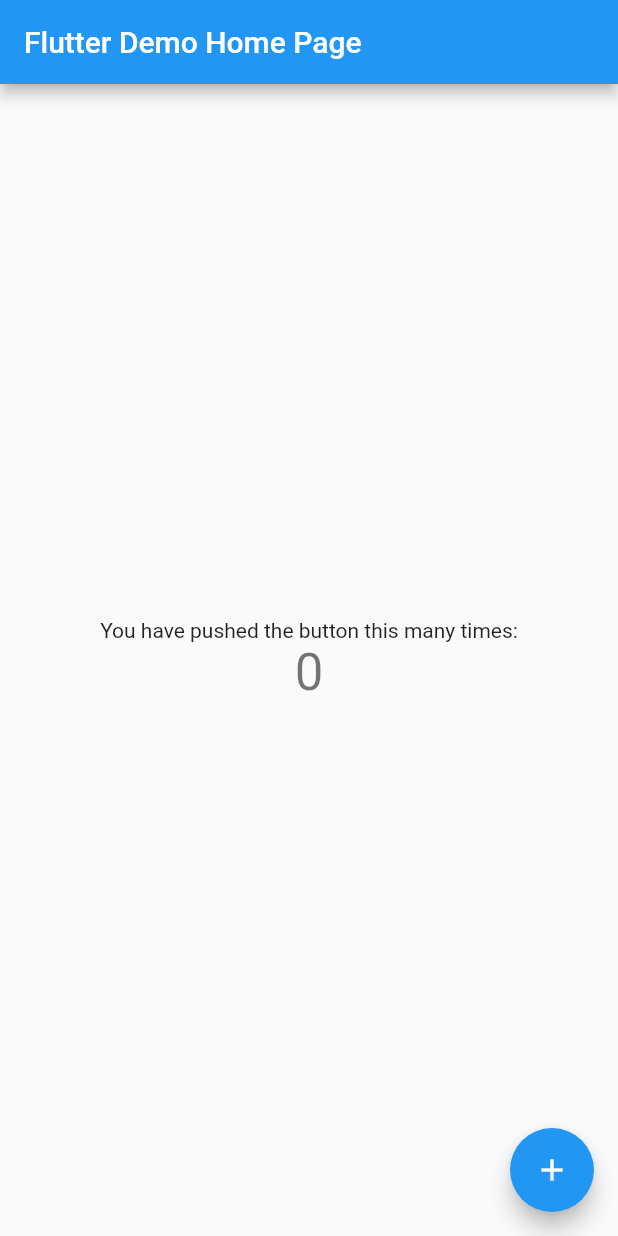
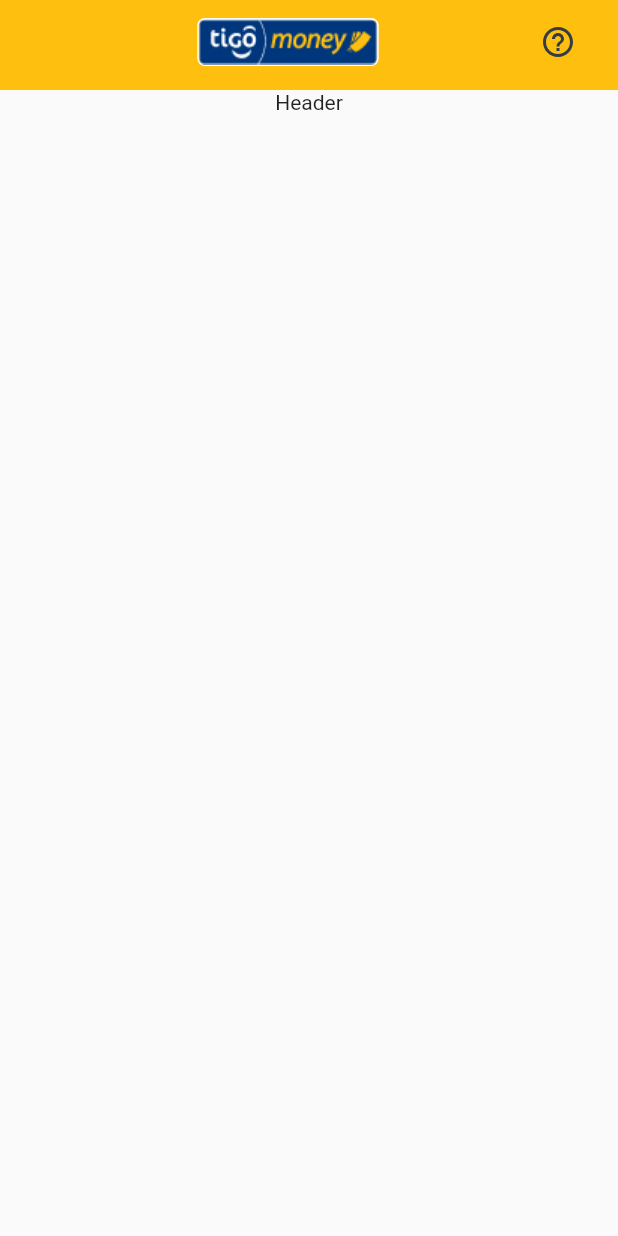
Before and after one commit to josesanchez-mfs/otp_send, a Flutter app: the screen it shows after launch, on a phone screen of 412 x 824 dp. Run offline on Flutter 3.47's test engine with Material 2 defaults, Android fonts, the phone set to English and light mode, and no system bars; our stand-ins replace flutter_svg.

Commit message:
done: custom appbar

```diff
--- a/lib/main.dart
+++ b/lib/main.dart
@@ -1,115 +1,16 @@
 import 'package:flutter/material.dart';
-
-void main() {
-  runApp(const MyApp());
-}
+import 'package:otp_send/screens/screens.dart';
+void main() => runApp(const MyApp());
 
 class MyApp extends StatelessWidget {
   const MyApp({Key? key}) : super(key: key);
 
-  // This widget is the root of your application.
   @override
   Widget build(BuildContext context) {
-    return MaterialApp(
-      title: 'Flutter Demo',
-      theme: ThemeData(
-        // This is the theme of your application.
-        //
-        // Try running your application with "flutter run". You'll see the
-        // application has a blue toolbar. Then, without quitting the app, try
-        // changing the primarySwatch below to Colors.green and then invoke
-        // "hot reload" (press "r" in the console where you ran "flutter run",
-        // or simply save your changes to "hot reload" in a Flutter IDE).
-        // Notice that the counter didn't reset back to zero; the application
-        // is not restarted.
-        primarySwatch: Colors.blue,
-      ),
-      home: const MyHomePage(title: 'Flutter Demo Home Page'),
+    return  const MaterialApp(
+      debugShowCheckedModeBanner: false,
+      title: 'Tigo App',
+      home: OtpSendScreen()
     );
   }
 }
-
-class MyHomePage extends StatefulWidget {
-  const MyHomePage({Key? key, required this.title}) : super(key: key);
-
-  // This widget is the home page of your application. It is stateful, meaning
-  // that it has a State object (defined below) that contains fields that affect
-  // how it looks.
-
-  // This class is the configuration for the state. It holds the values (in this
-  // case the title) provided by the parent (in this case the App widget) and
-  // used by the build method of the State. Fields in a Widget subclass are
-  // always marked "final".
-
-  final String title;
-
-  @override
-  State<MyHomePage> createState() => _MyHomePageState();
-}
-
-class _MyHomePageState extends State<MyHomePage> {
-  int _counter = 0;
-
-  void _incrementCounter() {
-    setState(() {
-      // This call to setState tells the Flutter framework that something has
-      // changed in this State, which causes it to rerun the build method below
-      // so that the display can reflect the updated values. If we changed
-      // _counter without calling setState(), then the build method would not be
-      // called again, and so nothing would appear to happen.
-      _counter++;
-    });
-  }
-
-  @override
-  Widget build(BuildContext context) {
-    // This method is rerun every time setState is called, for instance as done
-    // by the _incrementCounter method above.
-    //
-    // The Flutter framework has been optimized to make rerunning build methods
-    // fast, so that you can just rebuild anything that needs updating rather
-    // than having to individually change instances of widgets.
-    return Scaffold(
-      appBar: AppBar(
-        // Here we take the value from the MyHomePage object that was created by
-        // the App.build method, and use it to set our appbar title.
-        title: Text(widget.title),
-      ),
-      body: Center(
-        // Center is a layout widget. It takes a single child and positions it
-        // in the middle of the parent.
-        child: Column(
-          // Column is also a layout widget. It takes a list of children and
-          // arranges them vertically. By default, it sizes itself to fit its
-          // children horizontally, and tries to be as tall as its parent.
-          //
-          // Invoke "debug painting" (press "p" in the console, choose the
-          // "Toggle Debug Paint" action from the Flutter Inspector in Android
-          // Studio, or the "Toggle Debug Paint" command in Visual Studio Code)
-          // to see the wireframe for each widget.
-          //
-          // Column has various properties to control how it sizes itself and
-          // how it positions its children. Here we use mainAxisAlignment to
-          // center the children vertically; the main axis here is the vertical
-          // axis because Columns are vertical (the cross axis would be
-          // horizontal).
-          mainAxisAlignment: MainAxisAlignment.center,
-          children: <Widget>[
-            const Text(
-              'You have pushed the button this many times:',
-            ),
-            Text(
-              '$_counter',
-              style: Theme.of(context).textTheme.headline4,
-            ),
-          ],
-        ),
-      ),
-      floatingActionButton: FloatingActionButton(
-        onPressed: _incrementCounter,
-        tooltip: 'Increment',
-        child: const Icon(Icons.add),
-      ), // This trailing comma makes auto-formatting nicer for build methods.
-    );
-  }
-}
--- /dev/null
+++ b/lib/screens/otp_send.dart
@@ -0,0 +1,15 @@
+import 'package:flutter/material.dart';
+import 'package:otp_send/widgets/widgets.dart';
+
+class OtpSendScreen extends StatelessWidget {
+
+  const OtpSendScreen({Key? key}) : super(key: key);
+
+  @override
+  Widget build(BuildContext context) {
+    return  const Scaffold(
+      appBar: CustomAppBar(),
+      body: OtpSendContent(),
+    );
+  }
+}
--- /dev/null
+++ b/lib/screens/screens.dart
@@ -0,0 +1 @@
+export 'package:otp_send/screens/otp_send.dart';
--- /dev/null
+++ b/lib/widgets/otp_send/custom_appbar.dart
@@ -0,0 +1,48 @@
+import 'package:flutter/material.dart';
+import 'package:flutter_svg/flutter_svg.dart';
+
+class CustomAppBar extends StatefulWidget implements PreferredSizeWidget {
+
+
+  const CustomAppBar({Key? key}) : preferredSize = const Size.fromHeight(60.0), super(key: key);
+
+  @override
+  final Size preferredSize;
+
+  @override
+  _CustomAppBarState createState() => _CustomAppBarState();
+}
+
+class _CustomAppBarState extends State<CustomAppBar>{
+
+
+  final Widget questionSVG = SvgPicture.asset('assets/images/question.svg');
+
+  @override
+  Widget build(BuildContext context) {
+    return AppBar(
+      title: Row(
+        mainAxisAlignment: MainAxisAlignment.spaceBetween,
+        children: [
+          const SizedBox.shrink(),
+          Container(
+            margin: const EdgeInsets.only(left: 20.0),
+            child : Image.asset('assets/images/tigo.png'),
+            decoration: BoxDecoration(
+              border: Border.all(
+                color: const Color.fromARGB(255, 255, 255, 255)
+              ),
+              borderRadius: BorderRadius.circular(5),
+          ),
+          ),
+          IconButton(
+            icon: questionSVG,
+            onPressed: () {}
+          )
+        ]
+      ),
+      backgroundColor: const Color.fromRGBO(255, 191, 14, 1),
+      elevation: 0,
+    );
+  }
+}
--- /dev/null
+++ b/lib/widgets/otp_send/otp_send_content.dart
@@ -0,0 +1,16 @@
+import 'package:flutter/material.dart';
+import 'package:otp_send/widgets/otp_send/otp_send_header.dart';
+
+class OtpSendContent extends StatelessWidget {
+
+  const OtpSendContent({Key? key}) : super(key: key);
+
+  @override
+  Widget build(BuildContext context) {
+    return Column(
+        children: const [
+          OtpSendHeader()
+        ],
+    );
+  }
+}
--- /dev/null
+++ b/lib/widgets/otp_send/otp_send_header.dart
@@ -0,0 +1,13 @@
+import 'package:flutter/material.dart';
+
+class OtpSendHeader extends StatelessWidget {
+
+  const OtpSendHeader({Key? key}) : super(key: key);
+
+  @override
+  Widget build(BuildContext context) {
+    return const Center(
+         child: Text('Header'),
+      );
+  }
+}
--- /dev/null
+++ b/lib/widgets/widgets.dart
@@ -0,0 +1,2 @@
+export 'package:otp_send/widgets/otp_send/otp_send_content.dart';
+export 'package:otp_send/widgets/otp_send/custom_appbar.dart';
```
Also changed, not shown: pubspec.yaml (+4 -3 lines), assets/images/question.svg (added), assets/images/tigo.png (added), pubspec.lock.
